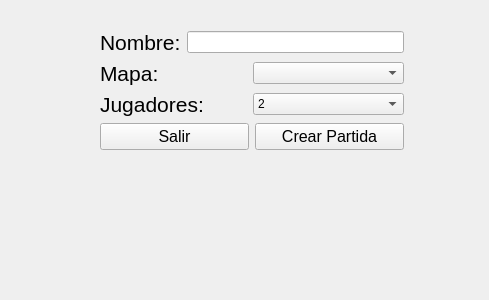
First picture: the form in Client/ui/ui/crearpartida.ui, repository AbrahamOsco/Worms-Taller-1, before the edit.
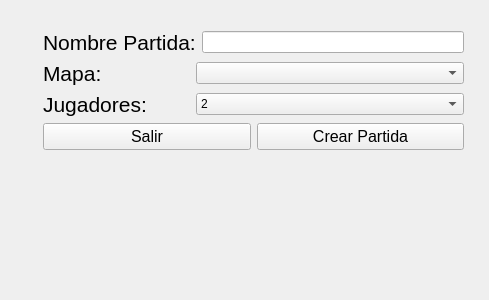
Second picture: the form after the edit.

Commit message: agrego tooltips y cambio nombres para que sean mas descriptivos

```diff
--- a/Client/ui/ui/crearpartida.ui
+++ b/Client/ui/ui/crearpartida.ui
@@ -16,9 +16,9 @@
   <widget class="QWidget" name="layoutWidget">
    <property name="geometry">
     <rect>
-     <x>100</x>
+     <x>43</x>
      <y>30</y>
-     <width>304</width>
+     <width>421</width>
      <height>204</height>
     </rect>
    </property>
@@ -26,20 +26,14 @@
     <item>
      <layout class="QHBoxLayout" name="horizontalLayout_5">
       <item>
-       <widget class="QLabel" name="label_6">
-        <property name="maximumSize">
-         <size>
-          <width>147</width>
-          <height>16777215</height>
-         </size>
-        </property>
+       <widget class="QLabel" name="label_2">
         <property name="font">
          <font>
           <pointsize>16</pointsize>
          </font>
         </property>
         <property name="text">
-         <string>Nombre:</string>
+         <string>Nombre Partida:</string>
         </property>
        </widget>
       </item>
```
Left out of the diff: 8 changed lines with no effect on the pictures. The commit also changes 4 other files.
